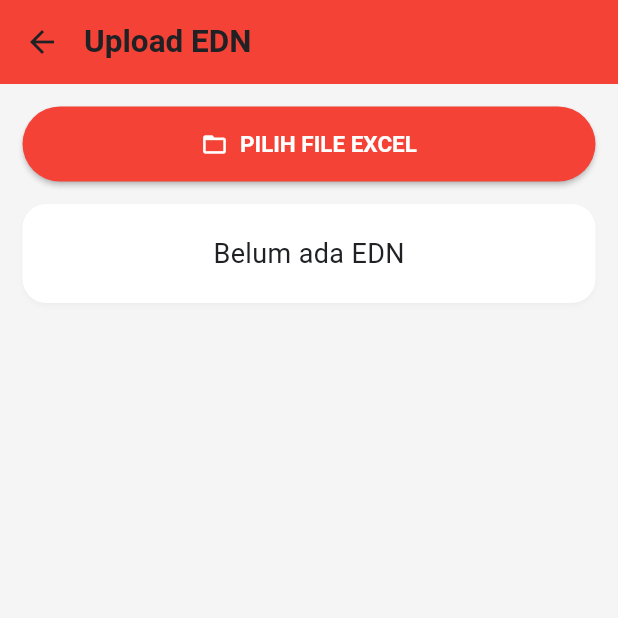
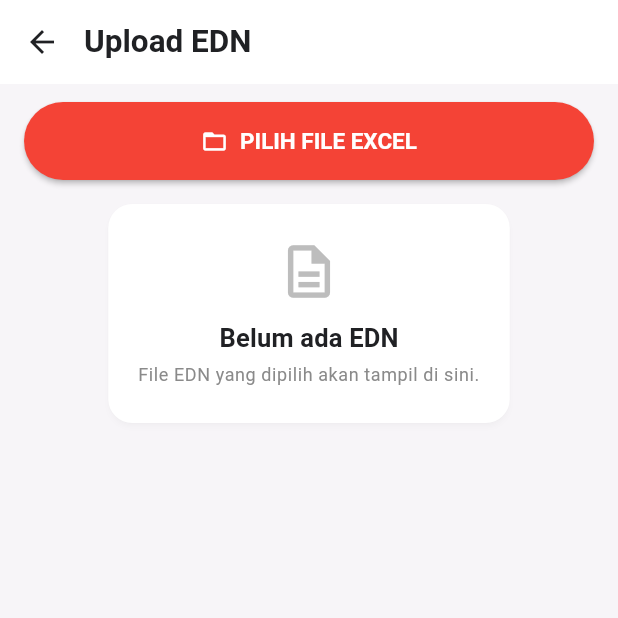
Before and after one commit to andipartman-collab/edn_checker, a Flutter app: the UploadScreen screen opened directly, on a phone screen of 412 x 824 dp, the top half of it. Run offline on Flutter 3.47's test engine with Material 3 defaults, Android fonts, the light colour scheme and no system bars; our stand-ins replace audioplayers, file_picker, pdf, printing, shared_preferences; missing offline and left inert: excel, mobile_scanner; accounts and stored records are empty.

Commit message:
style: standardize upload EDN page layout

```diff
--- a/lib/features/upload/upload_screen.dart
+++ b/lib/features/upload/upload_screen.dart
@@ -19,7 +19,6 @@ class _UploadScreenState extends State<UploadScreen> {
   final EdnReader reader = EdnReader();
 
   String fileName = "Belum ada file dipilih";
-
   EdnModel? edn;
 
   Future pilihFile() async {
@@ -34,10 +33,6 @@ class _UploadScreenState extends State<UploadScreen> {
         excel,
         result["fileName"],
       );
-
-      // ============================
-      // Simpan ke Provider
-      // ============================
 
       final provider = Provider.of<ScannerProvider>(
         context,
@@ -79,21 +74,37 @@ class _UploadScreenState extends State<UploadScreen> {
 
   Widget summaryCard() {
     if (edn == null) {
-      return const Card(
+      return Card(
         child: Padding(
-          padding: EdgeInsets.all(20),
-          child: Center(
-            child: Text(
+          padding: const EdgeInsets.symmetric(
+            horizontal: 20,
+            vertical: 24,
+          ),
+          child: Column(
+            children: [
+              Icon(
+                Icons.description_outlined,
+                size: 42,
+                color: Colors.grey.shade400,
+              ),
+              const SizedBox(height: 10),
+              Text(
                 "Belum ada EDN",
-              style: TextStyle(fontSize: 18),
+                style: Theme.of(context).textTheme.titleMedium,
               ),
+              const SizedBox(height: 4),
+              Text(
+                "File EDN yang dipilih akan tampil di sini.",
+                textAlign: TextAlign.center,
+                style: Theme.of(context).textTheme.bodySmall,
+              ),
+            ],
           ),
         ),
       );
     }
 
     return Card(
-      elevation: 3,
       child: Padding(
         padding: const EdgeInsets.all(18),
         child: Column(
@@ -101,32 +112,37 @@ class _UploadScreenState extends State<UploadScreen> {
             const Icon(
               Icons.check_circle,
               color: Colors.green,
-              size: 50,
+              size: 46,
             ),
-            const SizedBox(height: 15),
+            const SizedBox(height: 12),
             Text(
               edn!.fileName,
               textAlign: TextAlign.center,
               style: const TextStyle(
                 fontWeight: FontWeight.bold,
-                fontSize: 18,
+                fontSize: 17,
               ),
             ),
             const SizedBox(height: 20),
             Row(
-              mainAxisAlignment: MainAxisAlignment.spaceAround,
               children: [
-                infoBox(
+                Expanded(
+                  child: infoBox(
                     "Case",
                     edn!.totalCase.toString(),
                   ),
-                infoBox(
+                ),
+                Expanded(
+                  child: infoBox(
                     "Part No",
                     edn!.totalPartNumber.toString(),
                   ),
-                infoBox(
+                ),
+                Expanded(
+                  child: infoBox(
                     "Qty",
                     edn!.totalTarget.toString(),
+                  ),
                 ),
               ],
             ),
@@ -147,11 +163,14 @@ class _UploadScreenState extends State<UploadScreen> {
           style: const TextStyle(
             fontSize: 22,
             fontWeight: FontWeight.bold,
-            color: Colors.red,
+            color: Color(0xFFF44336),
           ),
         ),
         const SizedBox(height: 4),
-        Text(title),
+        Text(
+          title,
+          style: Theme.of(context).textTheme.bodySmall,
+        ),
       ],
     );
   }
@@ -163,6 +182,7 @@ class _UploadScreenState extends State<UploadScreen> {
 
     return Expanded(
       child: ListView.builder(
+        padding: const EdgeInsets.only(top: 2),
         itemCount: edn!.cases.length,
         itemBuilder: (context, index) {
           final caseModel = edn!.cases[index];
@@ -170,9 +190,11 @@ class _UploadScreenState extends State<UploadScreen> {
           return Card(
             margin: const EdgeInsets.only(bottom: 10),
             child: ExpansionTile(
+              shape: const RoundedRectangleBorder(),
+              collapsedShape: const RoundedRectangleBorder(),
               leading: const Icon(
-                Icons.inventory_2,
-                color: Colors.red,
+                Icons.inventory_2_outlined,
+                color: Color(0xFFF44336),
               ),
               title: Text(
                 caseModel.caseNo,
@@ -187,7 +209,7 @@ class _UploadScreenState extends State<UploadScreen> {
                 return ListTile(
                   dense: true,
                   leading: const Icon(
-                    Icons.settings,
+                    Icons.settings_outlined,
                     size: 18,
                   ),
                   title: Text(part.partNo),
@@ -210,32 +232,24 @@ class _UploadScreenState extends State<UploadScreen> {
   @override
   Widget build(BuildContext context) {
     return Scaffold(
-      backgroundColor: Colors.grey.shade100,
       appBar: AppBar(
         title: const Text("Upload EDN"),
-        backgroundColor: Colors.red,
-        foregroundColor: Colors.white,
       ),
       body: Padding(
-        padding: const EdgeInsets.all(15),
+        padding: const EdgeInsets.fromLTRB(16, 12, 16, 16),
         child: Column(
           children: [
             SizedBox(
               width: double.infinity,
-              height: 50,
               child: ElevatedButton.icon(
                 onPressed: pilihFile,
-                icon: const Icon(Icons.folder_open),
+                icon: const Icon(Icons.folder_open_outlined),
                 label: const Text("PILIH FILE EXCEL"),
-                style: ElevatedButton.styleFrom(
-                  backgroundColor: Colors.red,
-                  foregroundColor: Colors.white,
               ),
             ),
-            ),
-            const SizedBox(height: 15),
+            const SizedBox(height: 16),
             summaryCard(),
-            const SizedBox(height: 10),
+            const SizedBox(height: 12),
             caseViewer(),
           ],
         ),
```
Lines whose indentation alone changed are shown as unchanged.
